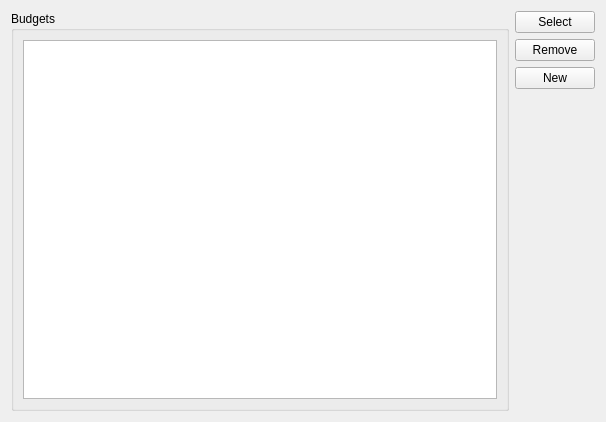
ramzy2000/BudgetApp, file showbudgetsform.ui: the form before one commit.
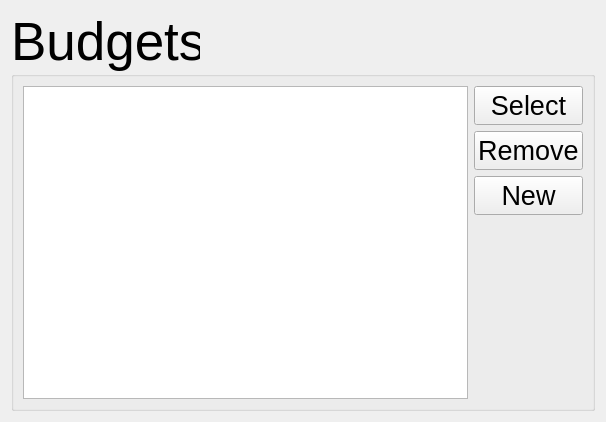
The form after the commit.

```diff
--- a/showbudgetsform.ui
+++ b/showbudgetsform.ui
@@ -16,20 +16,33 @@
   <layout class="QHBoxLayout" name="horizontalLayout_2">
    <item>
     <widget class="QGroupBox" name="groupBox">
+     <property name="font">
+      <font>
+       <pointsize>40</pointsize>
+      </font>
+     </property>
      <property name="title">
       <string>Budgets</string>
      </property>
      <layout class="QHBoxLayout" name="horizontalLayout">
       <item>
-       <widget class="QListView" name="listView"/>
-      </item>
-     </layout>
+       <widget class="QListView" name="listView">
+        <property name="font">
+         <font>
+          <pointsize>30</pointsize>
+         </font>
+        </property>
     </widget>
    </item>
    <item>
     <layout class="QVBoxLayout" name="verticalLayout">
      <item>
       <widget class="QPushButton" name="selectButton">
+          <property name="font">
+           <font>
+            <pointsize>20</pointsize>
+           </font>
+          </property>
        <property name="text">
         <string>Select</string>
        </property>
@@ -37,6 +50,11 @@
      </item>
      <item>
       <widget class="QPushButton" name="removeButton">
+          <property name="font">
+           <font>
+            <pointsize>20</pointsize>
+           </font>
+          </property>
        <property name="text">
         <string>Remove</string>
        </property>
@@ -44,6 +62,11 @@
      </item>
      <item>
       <widget class="QPushButton" name="newButton">
+          <property name="font">
+           <font>
+            <pointsize>20</pointsize>
+           </font>
+          </property>
        <property name="text">
         <string>New</string>
        </property>
@@ -63,6 +86,9 @@
       </spacer>
      </item>
     </layout>
+      </item>
+     </layout>
+    </widget>
    </item>
   </layout>
  </widget>
```
Lines whose indentation alone changed are shown as unchanged.
